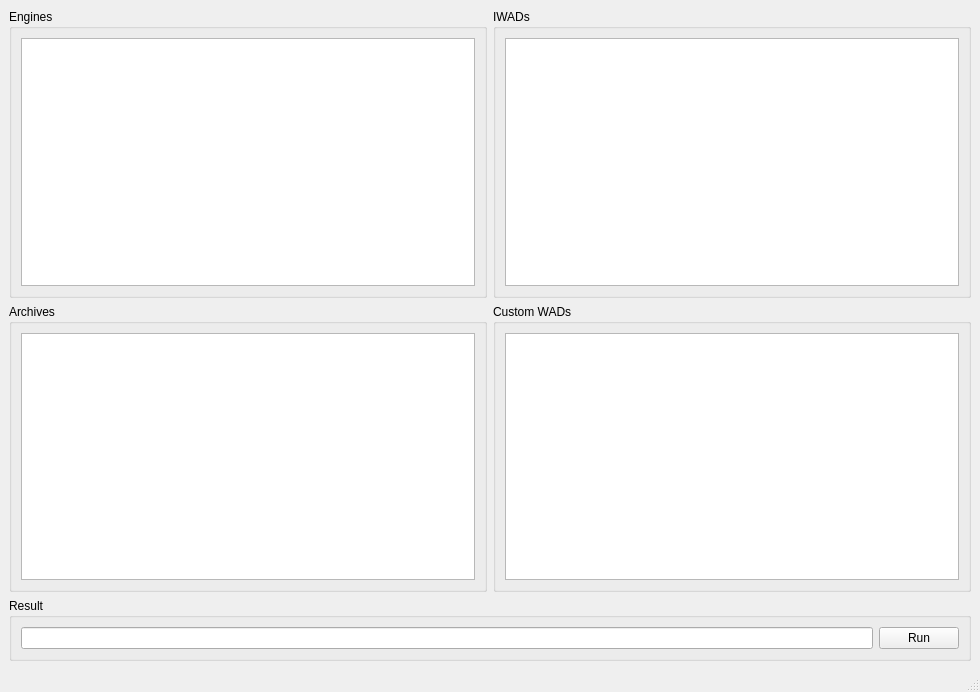
Chaflan/WinDoomHub, file doomhub.ui: the form before one commit.
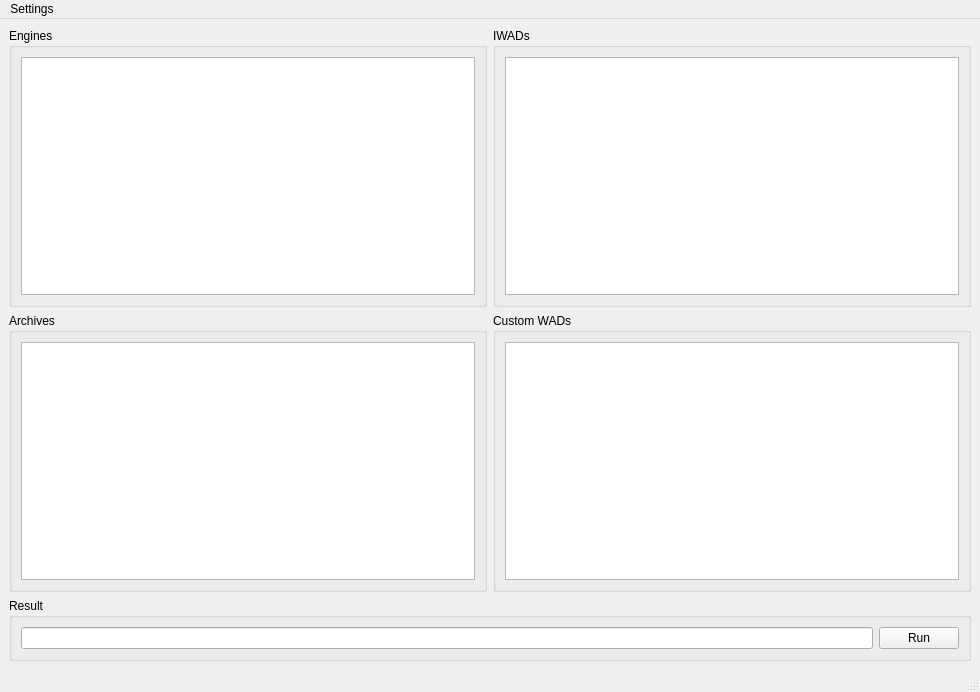
The form after the commit. Icons and pictures are not drawn.

What changed in the file:
```diff
--- a/doomhub.ui
+++ b/doomhub.ui
@@ -93,6 +93,13 @@
      <height>20</height>
     </rect>
    </property>
+   <widget class="QMenu" name="menuSettings">
+    <property name="title">
+     <string>Settings</string>
+    </property>
+    <addaction name="actionPaths"/>
+   </widget>
+   <addaction name="menuSettings"/>
   </widget>
   <widget class="QStatusBar" name="statusbar"/>
  </widget>
```
Left out of the diff: 19 changed lines with no effect on the pictures.
